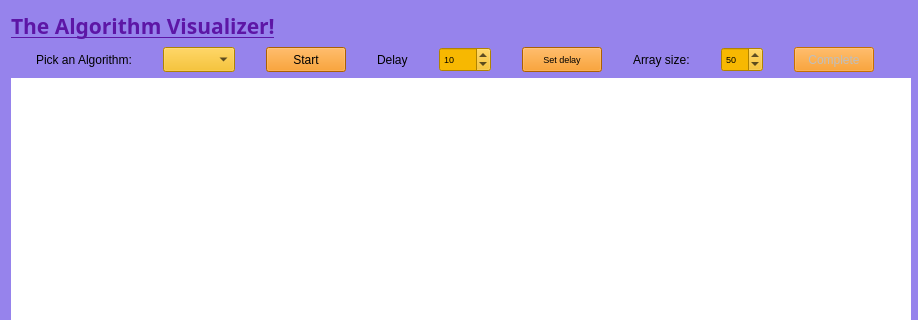
ethancfung/Sorting-Pathfinding-Algorithm-Visualizer, file gui/barGraph/mainwindow.ui: the form before one commit; both pictures show x 0 to 918 and y 0 to 320 of the 918 by 1000 pixel window.
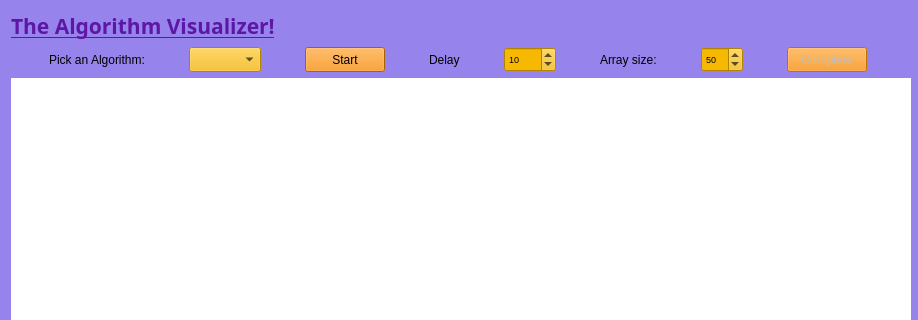
The form after the commit.

```diff
--- a/gui/barGraph/mainwindow.ui
+++ b/gui/barGraph/mainwindow.ui
@@ -178,33 +178,6 @@
         </property>
        </widget>
       </item>
-      <item>
-       <widget class="QPushButton" name="setDelay">
-        <property name="sizePolicy">
-         <sizepolicy hsizetype="Fixed" vsizetype="Fixed">
-          <horstretch>0</horstretch>
-          <verstretch>0</verstretch>
-         </sizepolicy>
-        </property>
-        <property name="minimumSize">
-         <size>
-          <width>0</width>
-          <height>25</height>
-         </size>
-        </property>
-        <property name="font">
-         <font>
-          <pointsize>7</pointsize>
-         </font>
-        </property>
-        <property name="styleSheet">
-         <string notr="true">background-color: rgb(241, 135, 1);</string>
-        </property>
-        <property name="text">
-         <string>Set delay</string>
-        </property>
-       </widget>
-      </item>
       <item>
        <widget class="QLabel" name="label">
         <property name="sizePolicy">
```
Left out of the diff: 19 changed lines with no effect on the pictures.
